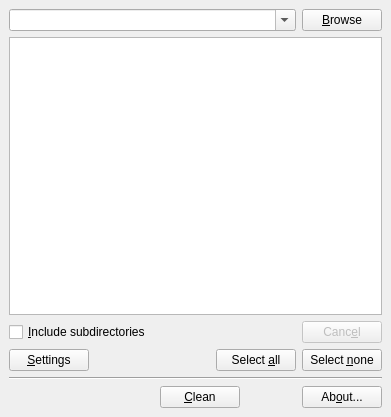
This is src/zima-ptc-cleaner.ui in ZIMA-Engineering/ZIMA-PTC-Cleaner as Qt 5 draws it before an edit. The edited form follows.
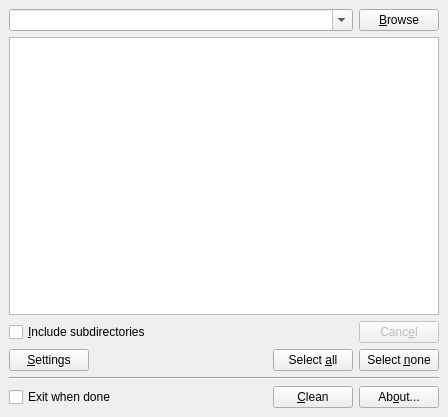
This is the edited form. Icons and pictures are not drawn.

Commit message: Implement exit on done checkbox

Diff of the .ui file:
```diff
--- a/src/zima-ptc-cleaner.ui
+++ b/src/zima-ptc-cleaner.ui
@@ -184,6 +184,13 @@
     </item>
     <item>
      <layout class="QHBoxLayout">
+      <item>
+       <widget class="QCheckBox" name="exitCheckBox">
+        <property name="text">
+         <string>Exit when done</string>
+        </property>
+       </widget>
+      </item>
       <item>
        <spacer>
         <property name="orientation">
```
The commit also changes 4 other files.
